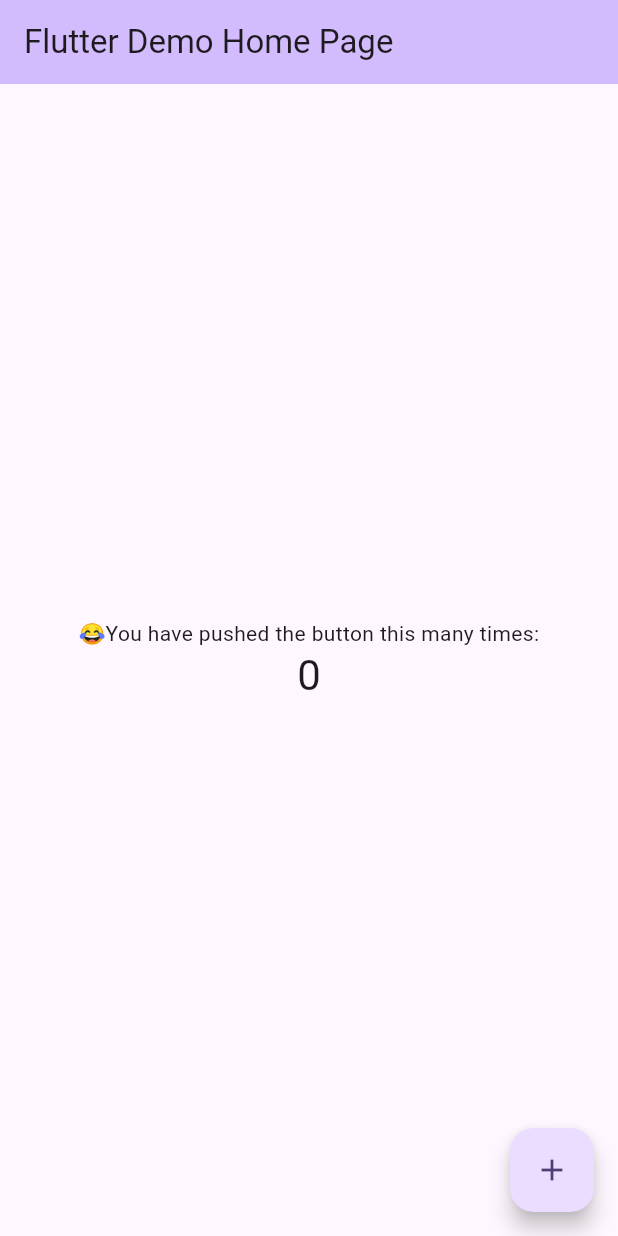
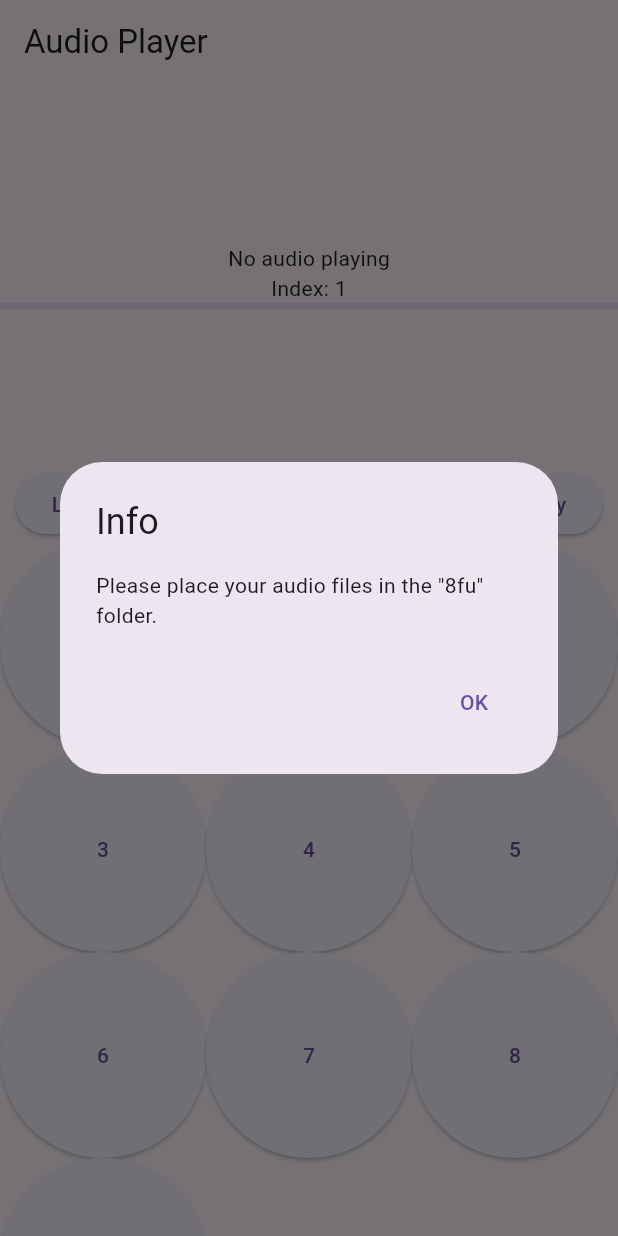
Before and after one commit to OldWooood/8fu, a Flutter app: the screen it shows after launch, on a phone screen of 412 x 824 dp. Run offline on Flutter 3.47's test engine with Material 3 defaults, Android fonts, the phone set to English and light mode, and no system bars; our stand-ins replace audioplayers, permission_handler, shared_preferences.

Commit message:
feat: 初步实现界面

```diff
--- a/lib/main.dart
+++ b/lib/main.dart
@@ -1,122 +1,251 @@
+import 'dart:async';
+import 'dart:io';
+import 'package:audioplayers/audioplayers.dart';
 import 'package:flutter/material.dart';
+import 'package:path_provider/path_provider.dart';
+import 'package:permission_handler/permission_handler.dart';
+import 'package:shared_preferences/shared_preferences.dart';
 
 void main() {
-  runApp(const MyApp());
+  runApp(MyApp());
 }
 
 class MyApp extends StatelessWidget {
-  const MyApp({super.key});
-
-  // This widget is the root of your application.
   @override
   Widget build(BuildContext context) {
     return MaterialApp(
-      title: 'Flutter Demo',
+      title: 'Audio Player',
       theme: ThemeData(
-        // This is the theme of your application.
-        //
-        // TRY THIS: Try running your application with "flutter run". You'll see
-        // the application has a purple toolbar. Then, without quitting the app,
-        // try changing the seedColor in the colorScheme below to Colors.green
-        // and then invoke "hot reload" (save your changes or press the "hot
-        // reload" button in a Flutter-supported IDE, or press "r" if you used
-        // the command line to start the app).
-        //
-        // Notice that the counter didn't reset back to zero; the application
-        // state is not lost during the reload. To reset the state, use hot
-        // restart instead.
-        //
-        // This works for code too, not just values: Most code changes can be
-        // tested with just a hot reload.
-        colorScheme: ColorScheme.fromSeed(seedColor: Colors.deepPurple),
+        primarySwatch: Colors.blue,
       ),
-      home: const MyHomePage(title: 'Flutter Demo Home Page'),
+      home: AudioPlayerScreen(),
     );
   }
 }
 
-class MyHomePage extends StatefulWidget {
-  const MyHomePage({super.key, required this.title});
+class AudioPlayerScreen extends StatefulWidget {
+  @override
+  _AudioPlayerScreenState createState() => _AudioPlayerScreenState();
+}
 
-  // This widget is the home page of your application. It is stateful, meaning
-  // that it has a State object (defined below) that contains fields that affect
-  // how it looks.
-
-  // This class is the configuration for the state. It holds the values (in this
-  // case the title) provided by the parent (in this case the App widget) and
-  // used by the build method of the State. Fields in a Widget subclass are
-  // always marked "final".
-
-  final String title;
+class _AudioPlayerScreenState extends State<AudioPlayerScreen> {
+  final AudioPlayer _audioPlayer = AudioPlayer();
+  String _currentAudioName = 'No audio playing';
+  int _currentIndex = 0;
+  double _progress = 0.0;
+  Duration _duration = Duration.zero;
+  Duration _position = Duration.zero;
+  bool _isPlaying = false;
+  bool _isLooping = false;
+  List<File> _audioFiles = [];
+  String _folderPath = '';
+  String _inputNumber = '';
+  Timer? _inputTimer;
+  bool _firstLaunch = true;
 
   @override
-  State<MyHomePage> createState() => _MyHomePageState();
+  void initState() {
+    super.initState();
+    _initApp();
+    _audioPlayer.onDurationChanged.listen((Duration d) {
+      setState(() {
+        _duration = d;
+      });
+    });
+    _audioPlayer.onPositionChanged.listen((Duration p) {
+      setState(() {
+        _position = p;
+        _progress = _position.inMilliseconds / _duration.inMilliseconds;
+      });
+    });
+    _audioPlayer.onPlayerComplete.listen((event) {
+      if (_isLooping) {
+        _playAudio(_currentIndex);
+      } else {
+        _nextAudio();
+      }
+    });
   }
 
-class _MyHomePageState extends State<MyHomePage> {
-  int _counter = 0;
+  Future<void> _initApp() async {
+    SharedPreferences prefs = await SharedPreferences.getInstance();
+    _firstLaunch = prefs.getBool('first_launch') ?? true;
 
-  void _incrementCounter() {
+    if (_firstLaunch) {
+      await _requestPermissions();
+      await _createFolder();
+      prefs.setBool('first_launch', false);
+      _showDialog('Please place your audio files in the "8fu" folder.');
+    }
+
+    await _loadAudioFiles();
+  }
+
+  Future<void> _requestPermissions() async {
+    if (Platform.isAndroid) {
+      var status = await Permission.manageExternalStorage.request();
+      if (!status.isGranted) {
+        // Handle permission denied
+        _showDialog('Storage permission is required to access audio files.');
+      }
+    }
+  }
+
+  Future<void> _createFolder() async {
+    Directory? externalDir = await getExternalStorageDirectory();
+    if (externalDir != null) {
+      _folderPath = '${externalDir.path}/8fu';
+      Directory folder = Directory(_folderPath);
+      if (!await folder.exists()) {
+        await folder.create(recursive: true);
+      }
+    }
+  }
+
+  Future<void> _loadAudioFiles() async {
+    if (_folderPath.isNotEmpty) {
+      Directory folder = Directory(_folderPath);
+      if (await folder.exists()) {
+        List<FileSystemEntity> files = folder.listSync();
+        _audioFiles = files.where((file) => file.path.endsWith('.mp3') || file.path.endsWith('.wav')).map((e) => File(e.path)).toList();
+        // Sort by filename assuming filenames are like 1.mp3, 2.mp3, etc.
+        _audioFiles.sort((a, b) => int.parse(a.uri.pathSegments.last.split('.').first).compareTo(int.parse(b.uri.pathSegments.last.split('.').first)));
+        setState(() {});
+      }
+    }
+  }
+
+  void _playAudio(int index) {
+    if (index >= 0 && index < _audioFiles.length) {
+      _audioPlayer.play(DeviceFileSource(_audioFiles[index].path));
       setState(() {
-      // This call to setState tells the Flutter framework that something has
-      // changed in this State, which causes it to rerun the build method below
-      // so that the display can reflect the updated values. If we changed
-      // _counter without calling setState(), then the build method would not be
-      // called again, and so nothing would appear to happen.
-      _counter++;
+        _currentIndex = index;
+        _currentAudioName = _audioFiles[index].uri.pathSegments.last;
+        _isPlaying = true;
       });
+    }
+  }
+
+  void _pauseAudio() {
+    _audioPlayer.pause();
+    setState(() {
+      _isPlaying = false;
+    });
+  }
+
+  void _nextAudio() {
+    int nextIndex = (_currentIndex + 1) % _audioFiles.length;
+    _playAudio(nextIndex);
+  }
+
+  void _previousAudio() {
+    int prevIndex = (_currentIndex - 1 + _audioFiles.length) % _audioFiles.length;
+    _playAudio(prevIndex);
+  }
+
+  void _toggleLoop() {
+    setState(() {
+      _isLooping = !_isLooping;
+    });
+  }
+
+  void _handleNumberInput(String number) {
+    _inputNumber += number;
+    setState(() {});
+
+    _inputTimer?.cancel();
+    _inputTimer = Timer(Duration(seconds: 1), () {
+      int? index = int.tryParse(_inputNumber);
+      if (index != null && index > 0 && index <= _audioFiles.length) {
+        _playAudio(index - 1); // Assuming 1-based indexing
+      }
+      _inputNumber = '';
+      setState(() {});
+    });
+  }
+
+  void _showDialog(String message) {
+    showDialog(
+      context: context,
+      builder: (context) => AlertDialog(
+        title: Text('Info'),
+        content: Text(message),
+        actions: [
+          TextButton(
+            onPressed: () => Navigator.pop(context),
+            child: Text('OK'),
+          ),
+        ],
+      ),
+    );
+  }
+
+  @override
+  void dispose() {
+    _audioPlayer.dispose();
+    _inputTimer?.cancel();
+    super.dispose();
   }
 
   @override
   Widget build(BuildContext context) {
-    // This method is rerun every time setState is called, for instance as done
-    // by the _incrementCounter method above.
-    //
-    // The Flutter framework has been optimized to make rerunning build methods
-    // fast, so that you can just rebuild anything that needs updating rather
-    // than having to individually change instances of widgets.
     return Scaffold(
-      appBar: AppBar(
-        // TRY THIS: Try changing the color here to a specific color (to
-        // Colors.amber, perhaps?) and trigger a hot reload to see the AppBar
-        // change color while the other colors stay the same.
-        backgroundColor: Theme.of(context).colorScheme.inversePrimary,
-        // Here we take the value from the MyHomePage object that was created by
-        // the App.build method, and use it to set our appbar title.
-        title: Text(widget.title),
+      appBar: AppBar(title: Text('Audio Player')),
+      body: Column(
+        children: [
+          Expanded(
+            flex: 1,
+            child: Column(
+              mainAxisAlignment: MainAxisAlignment.center,
+              children: [
+                Text(_currentAudioName),
+                Text('Index: ${_currentIndex + 1}'),
+                if (_inputNumber.isNotEmpty) Text('Input: $_inputNumber'),
+                LinearProgressIndicator(value: _progress),
+              ],
             ),
-      body: Center(
-        // Center is a layout widget. It takes a single child and positions it
-        // in the middle of the parent.
+          ),
+          Expanded(
+            flex: 2,
             child: Column(
-          // Column is also a layout widget. It takes a list of children and
-          // arranges them vertically. By default, it sizes itself to fit its
-          // children horizontally, and tries to be as tall as its parent.
-          //
-          // Column has various properties to control how it sizes itself and
-          // how it positions its children. Here we use mainAxisAlignment to
-          // center the children vertically; the main axis here is the vertical
-          // axis because Columns are vertical (the cross axis would be
-          // horizontal).
-          //
-          // TRY THIS: Invoke "debug painting" (choose the "Toggle Debug Paint"
-          // action in the IDE, or press "p" in the console), to see the
-          // wireframe for each widget.
-          mainAxisAlignment: MainAxisAlignment.center,
-          children: <Widget>[
-            const Text('😂You have pushed the button this many times:'),
-            Text(
-              '$_counter',
-              style: Theme.of(context).textTheme.headlineMedium,
+              children: [
+                Row(
+                  mainAxisAlignment: MainAxisAlignment.spaceEvenly,
+                  children: [
+                    ElevatedButton(
+                      onPressed: _toggleLoop,
+                      child: Text(_isLooping ? 'Loop On' : 'Loop Off'),
+                    ),
+                    ElevatedButton(
+                      onPressed: _previousAudio,
+                      child: Text('Previous'),
+                    ),
+                    ElevatedButton(
+                      onPressed: _nextAudio,
+                      child: Text('Next'),
+                    ),
+                    ElevatedButton(
+                      onPressed: _isPlaying ? _pauseAudio : () => _playAudio(_currentIndex),
+                      child: Text(_isPlaying ? 'Pause' : 'Play'),
+                    ),
+                  ],
+                ),
+                Expanded(
+                  child: GridView.count(
+                    crossAxisCount: 3,
+                    children: List.generate(10, (index) {
+                      return ElevatedButton(
+                        onPressed: () => _handleNumberInput(index.toString()),
+                        child: Text(index.toString()),
+                      );
+                    }),
+                  ),
                 ),
               ],
             ),
           ),
-      floatingActionButton: FloatingActionButton(
-        onPressed: _incrementCounter,
-        tooltip: 'Increment',
-        child: const Icon(Icons.add),
-      ), // This trailing comma makes auto-formatting nicer for build methods.
+        ],
+      ),
     );
   }
 }
```
Also changed, not shown: pubspec.yaml (+15 -51 lines), pubspec.lock, 3 other files. Lines whose indentation alone changed are shown as unchanged.
